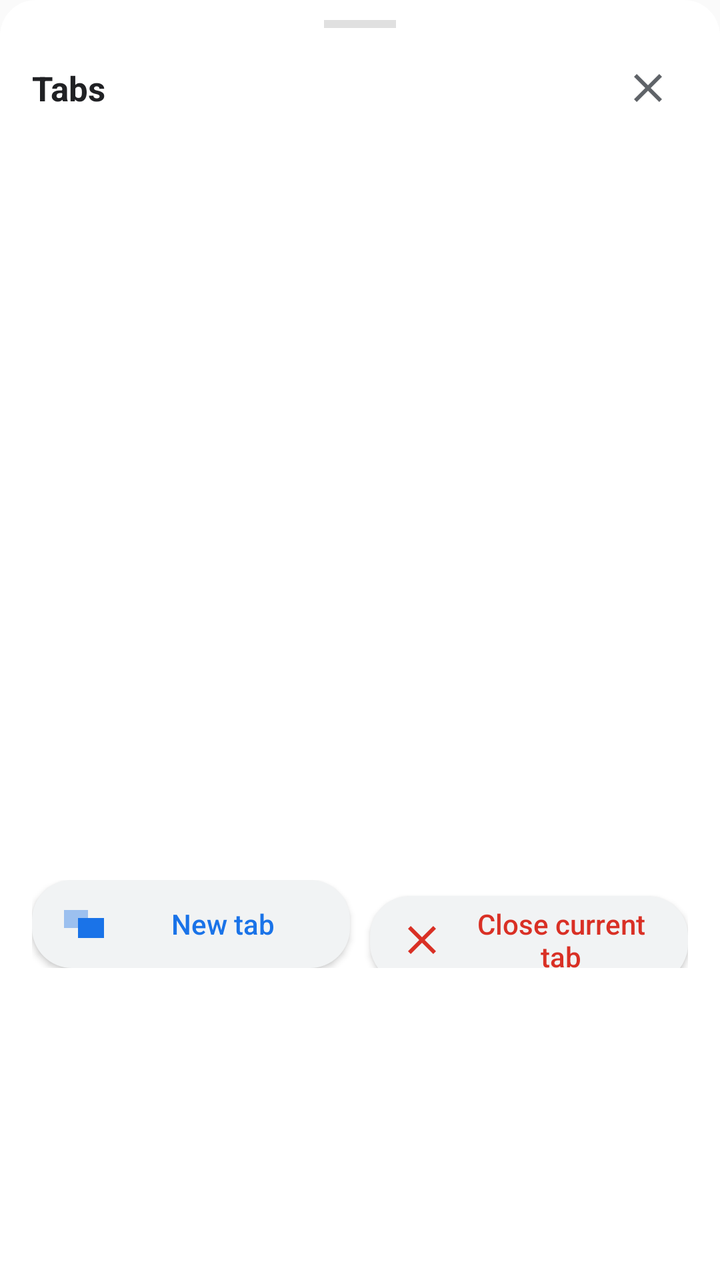
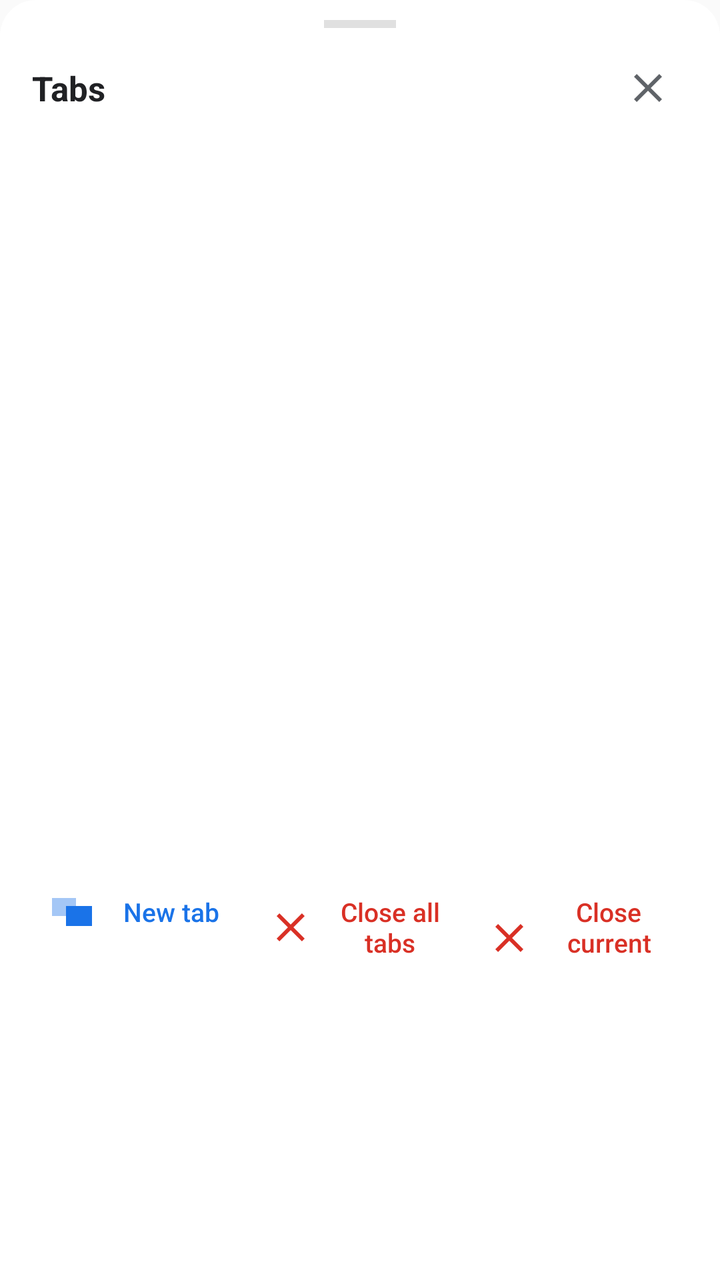

The first picture is an Android layout as it rendered before a commit; the second is the same layout after the commit. The layout source and the unified diff follow.
<!-- AndroidManifest.xml: application theme AppTheme -->
<!-- res/layout/dialog_tabs.xml -->
<?xml version="1.0" encoding="utf-8"?>
<LinearLayout xmlns:android="http://schemas.android.com/apk/res/android"
    android:layout_width="match_parent"
    android:layout_height="wrap_content"
    android:background="@drawable/bg_sheet"
    android:orientation="vertical"
    android:paddingStart="16dp"
    android:paddingTop="10dp"
    android:paddingEnd="16dp"
    android:paddingBottom="14dp">

    
    <View
        android:layout_width="36dp"
        android:layout_height="4dp"
        android:layout_gravity="center_horizontal"
        android:layout_marginBottom="10dp"
        android:background="#E0E0E0" />

    
    <LinearLayout
        android:layout_width="match_parent"
        android:layout_height="wrap_content"
        android:gravity="center_vertical"
        android:orientation="horizontal">

        <TextView
            android:id="@+id/txtTabCount"
            android:layout_width="0dp"
            android:layout_height="wrap_content"
            android:layout_weight="1"
            android:text="@string/dlg_tabs_count"
            android:textColor="#202124"
            android:textSize="17sp"
            android:textStyle="bold" />

        <ImageButton
            android:id="@+id/btnTabsClose"
            android:layout_width="40dp"
            android:layout_height="40dp"
            android:background="@drawable/bg_btn_ripple"
            android:contentDescription="닫기"
            android:padding="10dp"
            android:src="@drawable/ic_close"
            android:tint="#5F6368" />
    </LinearLayout>

    
    <androidx.recyclerview.widget.RecyclerView
        android:id="@+id/listTabs"
        android:layout_width="match_parent"
        android:layout_height="360dp"
        android:layout_marginTop="6dp"
        android:overScrollMode="never" />

    
    <LinearLayout
        android:layout_width="match_parent"
        android:layout_height="wrap_content"
        android:layout_marginTop="10dp"
        android:orientation="horizontal">

        <Button
            android:id="@+id/btnNewTab"
            android:layout_width="0dp"
            android:layout_height="44dp"
            android:layout_weight="1"
            android:background="@drawable/bg_btn_soft"
            android:drawableStart="@drawable/ic_tabs"
            android:drawablePadding="8dp"
            android:drawableTint="#1A73E8"
            android:gravity="center"
            android:minWidth="0dp"
            android:minHeight="0dp"
            android:paddingStart="14dp"
            android:paddingEnd="14dp"
            android:text="@string/dlg_new_tab"
            android:textAllCaps="false"
            android:textColor="#1A73E8"
            android:textSize="14sp" />

        <Button
            android:id="@+id/btnCloseCurrent"
            android:layout_width="0dp"
            android:layout_height="44dp"
            android:layout_marginStart="10dp"
            android:layout_weight="1"
            android:background="@drawable/bg_btn_soft"
            android:drawableStart="@drawable/ic_close"
            android:drawablePadding="8dp"
            android:drawableTint="#D93025"
            android:gravity="center"
            android:minWidth="0dp"
            android:minHeight="0dp"
            android:paddingStart="14dp"
            android:paddingEnd="14dp"
            android:text="@string/dlg_tabs_close"
            android:textAllCaps="false"
            android:textColor="#D93025"
            android:textSize="14sp" />
    </LinearLayout>
</LinearLayout>
<!-- resources referenced by this layout -->
<resources>
  <!-- drawable bg_btn_ripple (drawable) -->
  <?xml version="1.0" encoding="utf-8"?>
  <ripple xmlns:android="http://schemas.android.com/apk/res/android"
      android:color="#1A000000">
      <item>
          <shape android:shape="rectangle">
              <solid android:color="@android:color/transparent" />
              <corners android:radius="24dp" />
          </shape>
      </item>
  </ripple>
  <!-- drawable bg_btn_soft (drawable) -->
  <?xml version="1.0" encoding="utf-8"?>
  <shape xmlns:android="http://schemas.android.com/apk/res/android"
      android:shape="rectangle">
      <solid android:color="#F1F3F4" />
      <corners android:radius="20dp" />
  </shape>
  <!-- drawable bg_sheet (drawable) -->
  <?xml version="1.0" encoding="utf-8"?>
  <shape xmlns:android="http://schemas.android.com/apk/res/android"
      android:shape="rectangle">
      <solid android:color="#FFFFFF" />
      <corners
          android:topLeftRadius="18dp"
          android:topRightRadius="18dp" />
  </shape>
  <!-- drawable ic_close (drawable) -->
  <vector xmlns:android="http://schemas.android.com/apk/res/android"
      android:width="24dp"
      android:height="24dp"
      android:viewportWidth="24"
      android:viewportHeight="24">
      <path
          android:fillColor="#FFFFFF"
          android:pathData="M19,6.41L17.59,5 12,10.59 6.41,5 5,6.41 10.59,12 5,17.59 6.41,19 12,13.41 17.59,19 19,17.59 13.41,12z" />
  </vector>
  <!-- drawable ic_tabs (drawable) -->
  <vector xmlns:android="http://schemas.android.com/apk/res/android"
      android:width="24dp"
      android:height="24dp"
      android:viewportWidth="24"
      android:viewportHeight="24">
      
      <path
          android:fillColor="#FFFFFF"
          android:fillAlpha="0.4"
          android:pathData="M2,5 L14,5 L14,14 L2,14 Z" />
      
      <path
          android:fillColor="#FFFFFF"
          android:pathData="M9,9 L22,9 L22,19 L9,19 Z" />
  </vector>
  <string name="dlg_new_tab">New tab</string>
  <string name="dlg_tabs_close">Close current tab</string>
  <string name="dlg_tabs_count">Tabs</string>
  <style name="AppTheme" parent="android:Theme.Material.Light.NoActionBar">
          <item name="android:forceDarkAllowed">true</item>
          <item name="android:colorPrimary">#1A73E8</item>
          <item name="android:colorPrimaryDark">#1450A0</item>
          <item name="android:colorAccent">#1A73E8</item>
          <item name="android:navigationBarColor">#FFFFFF</item>
      </style>
</resources>

<!-- the commit's change to res/layout/dialog_tabs.xml (unified diff, before → after) -->
@@ -57,7 +57,7 @@
     <LinearLayout
         android:layout_width="match_parent"
         android:layout_height="wrap_content"
-        android:layout_marginTop="10dp"
+        android:layout_marginTop="4dp"
         android:orientation="horizontal">
 
         <Button
@@ -65,38 +65,56 @@
             android:layout_width="0dp"
             android:layout_height="44dp"
             android:layout_weight="1"
-            android:background="@drawable/bg_btn_soft"
+            android:background="@drawable/bg_btn_ripple"
             android:drawableStart="@drawable/ic_tabs"
-            android:drawablePadding="8dp"
+            android:drawablePadding="6dp"
             android:drawableTint="#1A73E8"
             android:gravity="center"
             android:minWidth="0dp"
             android:minHeight="0dp"
-            android:paddingStart="14dp"
-            android:paddingEnd="14dp"
+            android:paddingStart="8dp"
+            android:paddingEnd="8dp"
             android:text="@string/dlg_new_tab"
             android:textAllCaps="false"
             android:textColor="#1A73E8"
-            android:textSize="14sp" />
+            android:textSize="13sp" />
+
+        <Button
+            android:id="@+id/btnCloseAll"
+            android:layout_width="0dp"
+            android:layout_height="44dp"
+            android:layout_weight="1"
+            android:background="@drawable/bg_btn_ripple"
+            android:drawableStart="@drawable/ic_close"
+            android:drawablePadding="6dp"
+            android:drawableTint="#D93025"
+            android:gravity="center"
+            android:minWidth="0dp"
+            android:minHeight="0dp"
+            android:paddingStart="8dp"
+            android:paddingEnd="8dp"
+            android:text="@string/dlg_tabs_close_all"
+            android:textAllCaps="false"
+            android:textColor="#D93025"
+            android:textSize="13sp" />
 
         <Button
             android:id="@+id/btnCloseCurrent"
             android:layout_width="0dp"
             android:layout_height="44dp"
-            android:layout_marginStart="10dp"
             android:layout_weight="1"
-            android:background="@drawable/bg_btn_soft"
+            android:background="@drawable/bg_btn_ripple"
             android:drawableStart="@drawable/ic_close"
-            android:drawablePadding="8dp"
+            android:drawablePadding="6dp"
             android:drawableTint="#D93025"
             android:gravity="center"
             android:minWidth="0dp"
             android:minHeight="0dp"
-            android:paddingStart="14dp"
-            android:paddingEnd="14dp"
+            android:paddingStart="8dp"
+            android:paddingEnd="8dp"
             android:text="@string/dlg_tabs_close"
             android:textAllCaps="false"
             android:textColor="#D93025"
-            android:textSize="14sp" />
+            android:textSize="13sp" />
     </LinearLayout>
 </LinearLayout>
<!-- resource entries referenced after the edit -->
@@ -11,13 +11,6 @@
           </shape>
       </item>
   </ripple>
-  <!-- drawable bg_btn_soft (drawable) -->
-  <?xml version="1.0" encoding="utf-8"?>
-  <shape xmlns:android="http://schemas.android.com/apk/res/android"
-      android:shape="rectangle">
-      <solid android:color="#F1F3F4" />
-      <corners android:radius="20dp" />
-  </shape>
   <!-- drawable bg_sheet (drawable) -->
   <?xml version="1.0" encoding="utf-8"?>
   <shape xmlns:android="http://schemas.android.com/apk/res/android"
@@ -55,6 +48,7 @@
   </vector>
   <string name="dlg_new_tab">New tab</string>
   <string name="dlg_tabs_close">Close current tab</string>
+  <string name="dlg_tabs_close_all">Close all tabs</string>
   <string name="dlg_tabs_count">Tabs</string>
   <style name="AppTheme" parent="android:Theme.Material.Light.NoActionBar">
           <item name="android:forceDarkAllowed">true</item>
